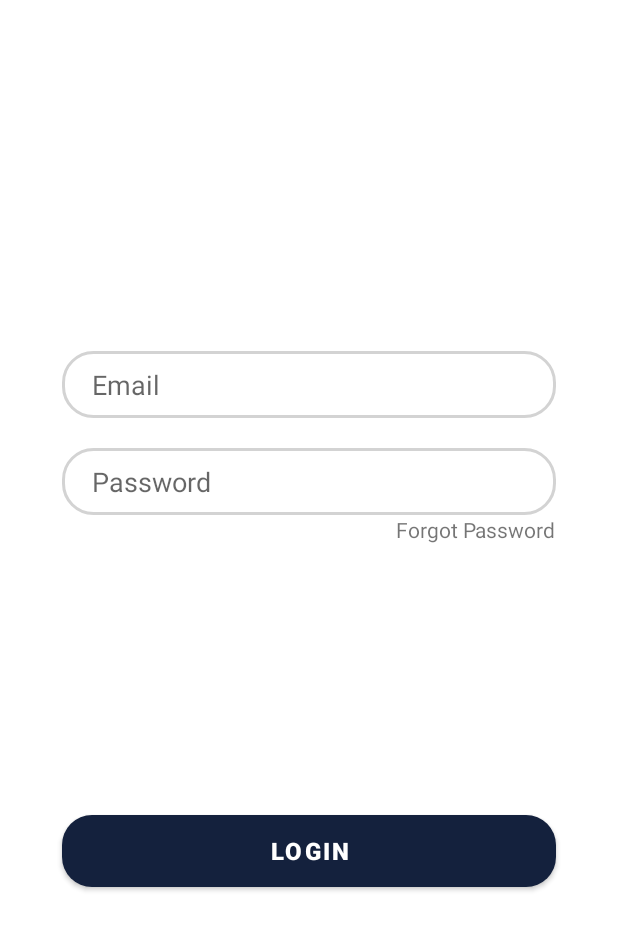
After one commit to ClaudiuManuel/Nuovo-PT-Android, an Android app: the layout login_tab_fragment.xml on its own in the app's theme, with its tools: preview values and no code run, on a phone screen of 412 x 824 dp. The commit adds this screen. Shown: the top 930 px of the screen. Run offline under Robolectric (Android 15) with nearby library versions, the phone set to English and light mode, and no system bars.

Commit message:
Login Screen&Register Screen design WIP

```diff
--- a/app/build.gradle
+++ b/app/build.gradle
@@ -29,6 +29,8 @@ android {
 }
 
 dependencies {
+    implementation 'androidx.wear:wear:1.1.0'
+    compileOnly 'com.google.android.wearable:wearable:2.8.1'
     def room_version = "2.2.6"
 
     implementation "androidx.room:room-runtime:$room_version"
--- /dev/null
+++ b/app/src/main/res/drawable/button_background.xml
@@ -0,0 +1,7 @@
+<?xml version="1.0" encoding="utf-8"?>
+<shape xmlns:android="http://schemas.android.com/apk/res/android">
+
+    <corners android:radius="20dp"/>
+
+    <solid android:color="@color/primaryColor"/>
+</shape>
--- /dev/null
+++ b/app/src/main/res/drawable/edittext_background.xml
@@ -0,0 +1,7 @@
+<?xml version="1.0" encoding="utf-8"?>
+<shape xmlns:android="http://schemas.android.com/apk/res/android">
+
+    <corners android:radius="20dp"/>
+    <stroke android:width="2dp"
+        android:color="#D3D3D3"/>
+</shape>
--- /dev/null
+++ b/app/src/main/res/layout/login_tab_fragment.xml
@@ -0,0 +1,67 @@
+<?xml version="1.0" encoding="utf-8"?>
+<androidx.constraintlayout.widget.ConstraintLayout
+    xmlns:android="http://schemas.android.com/apk/res/android"
+    xmlns:app="http://schemas.android.com/apk/res-auto"
+    android:layout_width="match_parent"
+    android:layout_height="match_parent">
+
+    <EditText
+        android:id="@+id/email_login"
+        android:layout_width="0dp"
+        android:layout_height="wrap_content"
+        android:hint="Email"
+        android:paddingLeft="20dp"
+        android:paddingTop="10dp"
+        android:paddingBottom="10dp"
+        android:background="@drawable/edittext_background"
+        app:layout_constraintBottom_toBottomOf="parent"
+        app:layout_constraintEnd_toEndOf="parent"
+        app:layout_constraintHorizontal_bias=".5"
+        app:layout_constraintStart_toStartOf="parent"
+        app:layout_constraintTop_toTopOf="parent"
+        app:layout_constraintVertical_bias=".3"
+        app:layout_constraintWidth_percent=".8" />
+
+    <EditText
+        android:id="@+id/password_login"
+        android:layout_width="0dp"
+        android:layout_height="wrap_content"
+        android:layout_marginTop="20dp"
+        android:hint="Password"
+        android:background="@drawable/edittext_background"
+        android:paddingLeft="20dp"
+        android:paddingTop="10dp"
+        android:paddingBottom="10dp"
+        app:layout_constraintEnd_toEndOf="parent"
+        app:layout_constraintHorizontal_bias=".5"
+        app:layout_constraintStart_toStartOf="parent"
+        app:layout_constraintTop_toBottomOf="@+id/email_login"
+        app:layout_constraintWidth_percent=".8" />
+
+    <Button
+        android:layout_width="0dp"
+        android:layout_height="wrap_content"
+        android:text="Login"
+        android:textSize="16sp"
+        android:textStyle="bold"
+        android:background="@drawable/button_background"
+        android:textColor="@color/primaryTextColor"
+        app:layout_constraintVertical_bias=".7"
+        app:layout_constraintWidth_percent=".8"
+        app:layout_constraintStart_toStartOf="parent"
+        app:layout_constraintEnd_toEndOf="parent"
+        app:layout_constraintTop_toTopOf="parent"
+        app:layout_constraintBottom_toBottomOf="parent"/>
+
+    <TextView
+        android:layout_width="wrap_content"
+        android:layout_height="wrap_content"
+        android:text="Forgot Password"
+        app:layout_constraintVertical_bias="0"
+        app:layout_constraintHorizontal_bias="1"
+        app:layout_constraintBottom_toBottomOf="parent"
+        app:layout_constraintEnd_toEndOf="@id/password_login"
+        app:layout_constraintStart_toStartOf="parent"
+        app:layout_constraintTop_toBottomOf="@id/password_login"/>
+
+</androidx.constraintlayout.widget.ConstraintLayout>
--- /dev/null
+++ b/app/src/main/res/values-round/strings.xml
@@ -0,0 +1,3 @@
+<resources>
+    <string name="hello_world">Hello Round World!</string>
+</resources>
--- a/app/src/main/res/values/strings.xml
+++ b/app/src/main/res/values/strings.xml
@@ -111,4 +111,10 @@
     </string>
     <!-- TODO: Remove or change this placeholder text -->
     <string name="hello_blank_fragment">Hello blank fragment</string>
+    <string name="title_activity_login">LoginActivity</string>
+    <!--
+    This string is used for square devices and overridden by hello_world in
+    values-round/strings.xml for round devices.
+    -->
+    <string name="hello_world">Hello Square World!</string>
 </resources>
```
Also changed, not shown: app/src/main/AndroidManifest.xml (+25 -0 lines), app/src/main/java/com/example/nuovo_pt/LoginActivity.java (added, +14 -0 lines), app/src/main/res/drawable/ic_wave_accent.xml (added, +9 -0 lines), app/src/main/res/drawable/ic_wave_primary.xml (added, +9 -0 lines), app/src/main/res/layout/activity_login.xml (added, +73 -0 lines), app/src/main/res/layout/register_tab_fragment.xml (added, +89 -0 lines), app/src/main/res/values/dimens.xml (+12 -0 lines).
